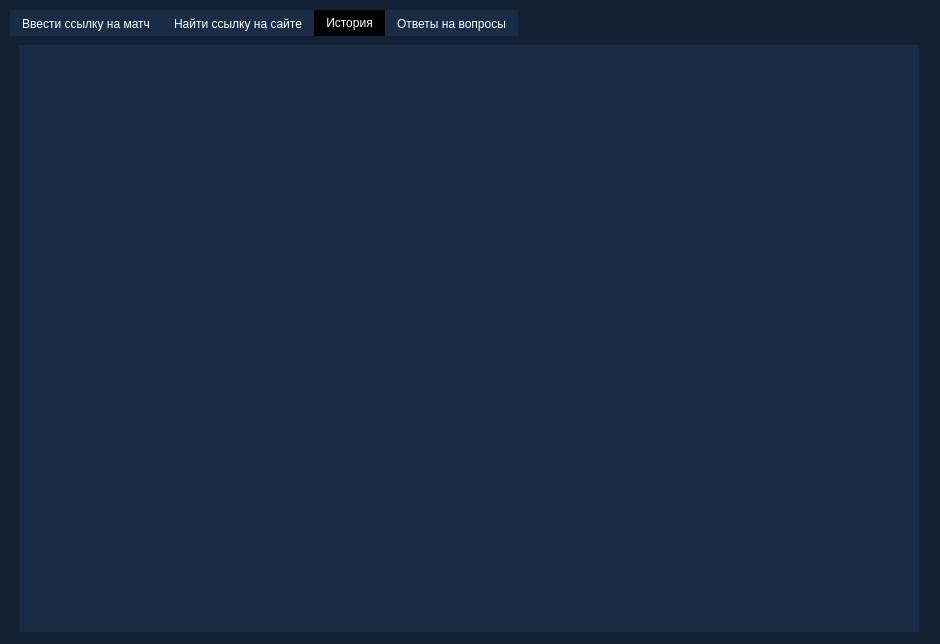
CodderLord/CS_GO_analythics, file qt/uis/first_window.ui: the form before one commit.
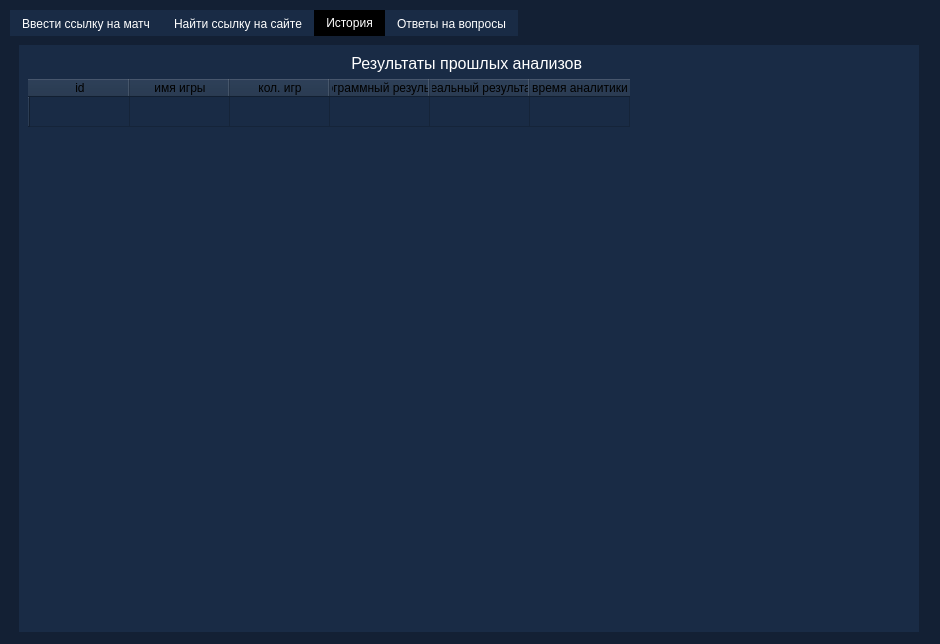
The form after the commit. The open tabs and pages were chosen to show the change.

Commit message: generate new history tab

```diff
--- a/qt/uis/first_window.ui
+++ b/qt/uis/first_window.ui
@@ -294,6 +294,63 @@
        <property name="title">
         <string/>
        </property>
+       <layout class="QGridLayout" name="gridLayout_4">
+        <item row="0" column="0">
+         <widget class="QLabel" name="label_3">
+          <property name="styleSheet">
+           <string notr="true">color: rgb(255, 255, 255);</string>
+          </property>
+          <property name="text">
+           <string>&lt;html&gt;&lt;head/&gt;&lt;body&gt;&lt;p align=&quot;center&quot;&gt;&lt;span style=&quot; font-size:12pt;&quot;&gt;Результаты прошлых анализов &lt;/span&gt;&lt;/p&gt;&lt;/body&gt;&lt;/html&gt;</string>
+          </property>
+         </widget>
+        </item>
+        <item row="1" column="0">
+         <widget class="QTableWidget" name="list_history">
+          <property name="styleSheet">
+           <string notr="true">color: rgb(0, 0, 0);
+background-color: rgb(25, 43, 69);
+border:2px;
+border-color: rgb(19, 32, 52);</string>
+          </property>
+          <row>
+           <property name="text">
+            <string/>
+           </property>
+          </row>
+          <column>
+           <property name="text">
+            <string>id</string>
+           </property>
+          </column>
+          <column>
+           <property name="text">
+            <string>имя игры</string>
+           </property>
+          </column>
+          <column>
+           <property name="text">
+            <string>кол. игр</string>
+           </property>
+          </column>
+          <column>
+           <property name="text">
+            <string>программный результат</string>
+           </property>
+          </column>
+          <column>
+           <property name="text">
+            <string>реальный результат</string>
+           </property>
+          </column>
+          <column>
+           <property name="text">
+            <string>время аналитики</string>
+           </property>
+          </column>
+         </widget>
+        </item>
+       </layout>
       </widget>
      </item>
     </layout>
```
Left out of the diff: 4 changed lines with no effect on the pictures.
